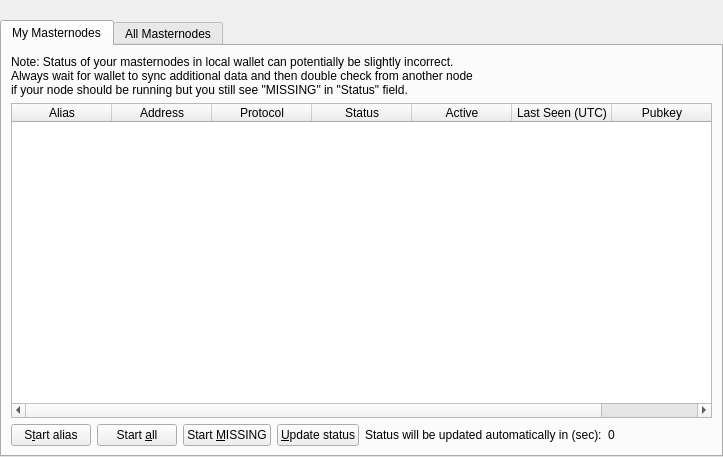
Above: src/qt/forms/masternodelist.ui from beetledev/Wallet before the change. Below: the same form after it.
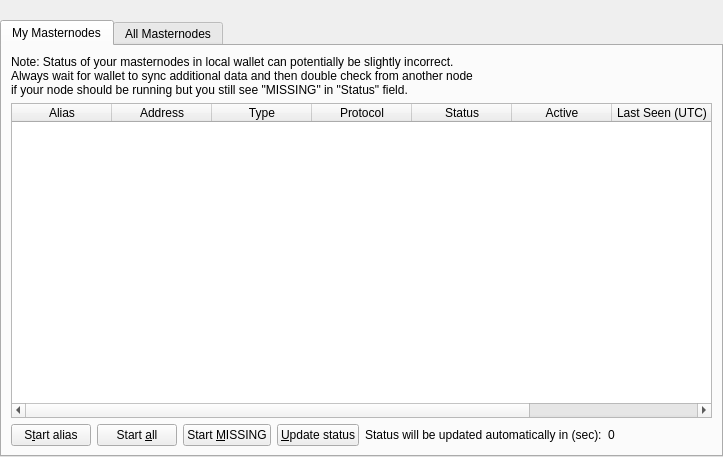
That is the form after the change.

```diff
--- a/src/qt/forms/masternodelist.ui
+++ b/src/qt/forms/masternodelist.ui
@@ -149,6 +149,11 @@
                <string>Address</string>
               </property>
              </column>
+             <column>
+              <property name="text">
+               <string>Type</string>
+              </property>
+             </column>
              <column>
               <property name="text">
                <string>Protocol</string>
```
Left out of the diff: 5 changed lines with no effect on the pictures.
